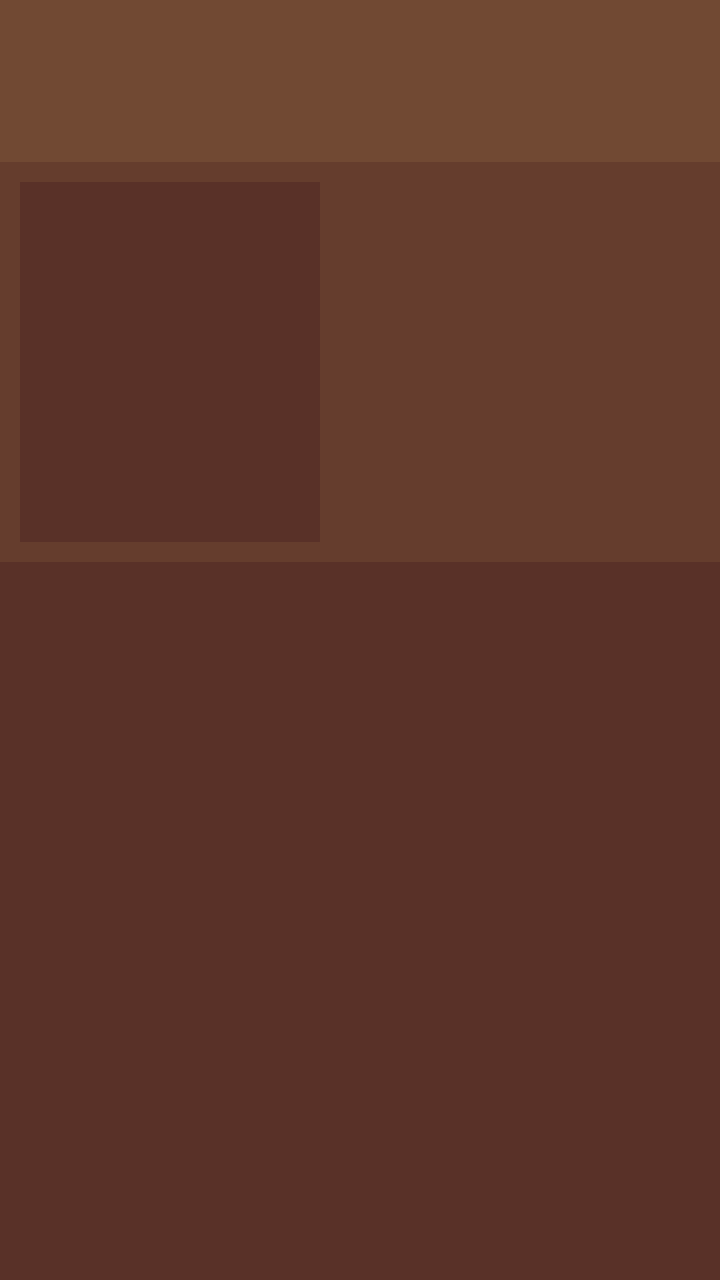
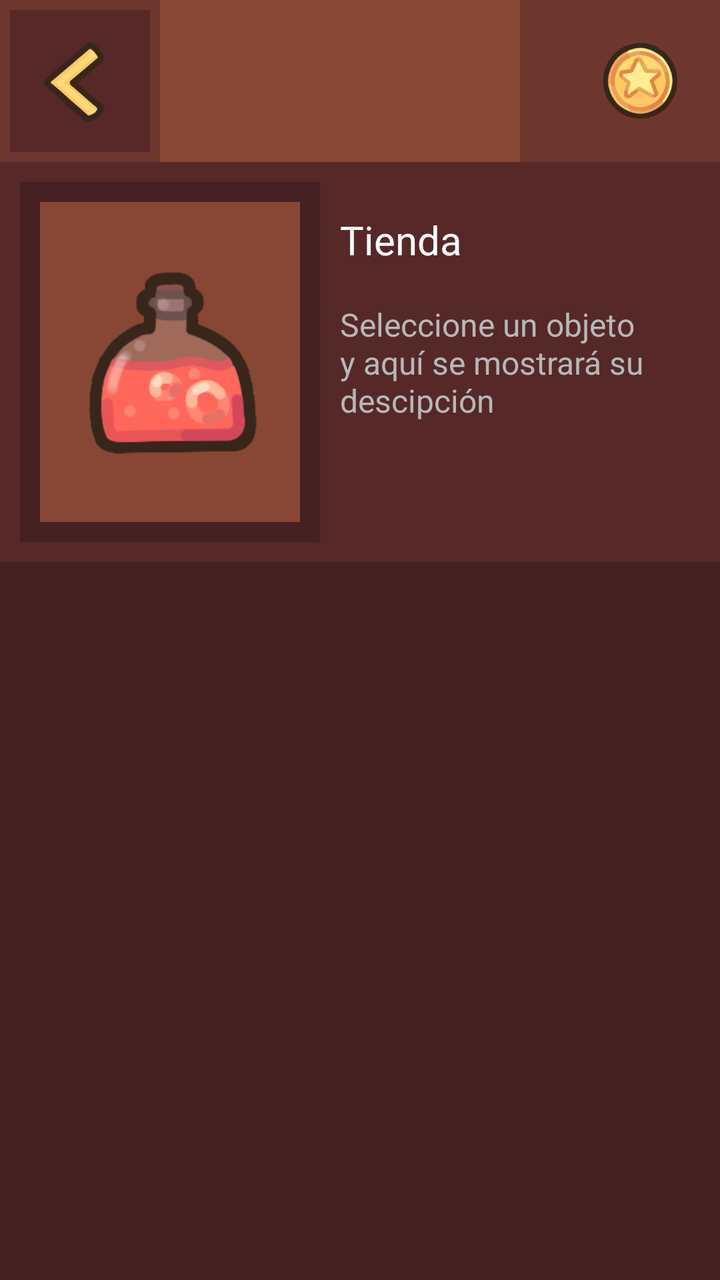

Compare the two renders of this Android layout. The source of the first and the diff that turns it into the second are given below.
<!-- AndroidManifest.xml: application theme Theme.LifeGeon -->
<!-- res/layout/activity_tienda.xml -->
<?xml version="1.0" encoding="utf-8"?>
<androidx.constraintlayout.widget.ConstraintLayout xmlns:android="http://schemas.android.com/apk/res/android"
    xmlns:app="http://schemas.android.com/apk/res-auto"
    xmlns:tools="http://schemas.android.com/tools"
    android:layout_width="match_parent"
    android:layout_height="match_parent"
    android:background="#593128"
    tools:context=".Tienda">

    <androidx.constraintlayout.widget.ConstraintLayout
        android:id="@+id/constraintLayout9"
        android:layout_width="0dp"
        android:layout_height="200dp"
        android:background="#653D2D"
        app:layout_constraintEnd_toEndOf="parent"
        app:layout_constraintStart_toStartOf="parent"
        app:layout_constraintTop_toBottomOf="@+id/constraintLayout">

        <androidx.constraintlayout.widget.ConstraintLayout
            android:layout_width="150dp"
            android:layout_height="0dp"
            android:layout_margin="10dp"
            android:background="#593128"
            app:layout_constraintBottom_toBottomOf="parent"
            app:layout_constraintStart_toStartOf="parent"
            app:layout_constraintTop_toTopOf="parent">

        </androidx.constraintlayout.widget.ConstraintLayout>
    </androidx.constraintlayout.widget.ConstraintLayout>

    <androidx.constraintlayout.widget.ConstraintLayout
        android:id="@+id/constraintLayout"
        android:layout_width="0dp"
        android:layout_height="81dp"
        android:background="#714933"
        app:layout_constraintEnd_toEndOf="parent"
        app:layout_constraintStart_toStartOf="parent"
        app:layout_constraintTop_toTopOf="parent">

        <androidx.constraintlayout.widget.ConstraintLayout
            android:layout_width="80dp"
            android:layout_height="0dp"
            app:layout_constraintBottom_toBottomOf="parent"
            app:layout_constraintEnd_toEndOf="parent"
            app:layout_constraintTop_toTopOf="parent">

        </androidx.constraintlayout.widget.ConstraintLayout>
    </androidx.constraintlayout.widget.ConstraintLayout>

    <LinearLayout
        android:id="@+id/contienda"
        android:layout_width="409dp"
        android:layout_height="448dp"
        android:layout_marginTop="1dp"
        android:orientation="vertical"
        app:layout_constraintBottom_toBottomOf="parent"
        app:layout_constraintEnd_toEndOf="parent"
        app:layout_constraintStart_toStartOf="parent"
        app:layout_constraintTop_toBottomOf="@+id/constraintLayout9"></LinearLayout>

</androidx.constraintlayout.widget.ConstraintLayout>
<!-- resources referenced by this layout -->
<resources>
  <style name="Theme.LifeGeon" parent="Base.Theme.LifeGeon" />
  <style name="Base.Theme.LifeGeon" parent="Theme.Material3.DayNight.NoActionBar">
          
          
      </style>
</resources>

<!-- the commit's change to res/layout/activity_tienda.xml (unified diff, before → after) -->
@@ -4,54 +4,164 @@
     xmlns:tools="http://schemas.android.com/tools"
     android:layout_width="match_parent"
     android:layout_height="match_parent"
-    android:background="#593128"
+    android:background="@color/brown1"
     tools:context=".Tienda">
 
     <androidx.constraintlayout.widget.ConstraintLayout
         android:id="@+id/constraintLayout9"
         android:layout_width="0dp"
         android:layout_height="200dp"
-        android:background="#653D2D"
+        android:background="@color/brown2"
         app:layout_constraintEnd_toEndOf="parent"
         app:layout_constraintStart_toStartOf="parent"
         app:layout_constraintTop_toBottomOf="@+id/constraintLayout">
 
         <androidx.constraintlayout.widget.ConstraintLayout
+            android:id="@+id/constraintLayout2"
             android:layout_width="150dp"
             android:layout_height="0dp"
             android:layout_margin="10dp"
-            android:background="#593128"
+            android:background="#452023"
             app:layout_constraintBottom_toBottomOf="parent"
             app:layout_constraintStart_toStartOf="parent"
             app:layout_constraintTop_toTopOf="parent">
 
+            <androidx.constraintlayout.widget.ConstraintLayout
+                android:layout_width="match_parent"
+                android:layout_height="match_parent"
+                android:layout_margin="10dp"
+                android:background="@color/brown4"
+                app:layout_constraintBottom_toBottomOf="parent"
+                app:layout_constraintTop_toTopOf="parent"
+                tools:layout_editor_absoluteX="10dp">
+
+                <ImageView
+                    android:id="@+id/imageView"
+                    android:layout_width="0dp"
+                    android:layout_height="0dp"
+                    android:contentDescription="@string/objetoTienda"
+                    app:layout_constraintBottom_toBottomOf="parent"
+                    app:layout_constraintEnd_toEndOf="parent"
+                    app:layout_constraintStart_toStartOf="parent"
+                    app:layout_constraintTop_toTopOf="parent"
+                    app:srcCompat="@drawable/o1" />
+            </androidx.constraintlayout.widget.ConstraintLayout>
+
         </androidx.constraintlayout.widget.ConstraintLayout>
+
+        <TextView
+            android:id="@+id/tituloText"
+            android:layout_width="0dp"
+            android:layout_height="wrap_content"
+            android:autoSizeTextType="uniform"
+            android:maxLines="1"
+            android:padding="10dp"
+            android:text="@string/tienda"
+            android:textColor="#FFFFFF"
+            android:textSize="20sp"
+            app:layout_constraintBottom_toBottomOf="parent"
+            app:layout_constraintEnd_toEndOf="parent"
+            app:layout_constraintStart_toEndOf="@id/constraintLayout2"
+            app:layout_constraintTop_toTopOf="parent"
+            app:layout_constraintVertical_bias="0.1" />
+
+        <TextView
+            android:id="@+id/descripcionText"
+            android:layout_width="0dp"
+            android:layout_height="wrap_content"
+            android:autoSizeTextType="uniform"
+            android:ellipsize="end"
+            android:maxLines="5"
+            android:padding="10dp"
+            android:text="@string/descripcionTienda"
+            android:textColor="#B8B8B8"
+            android:textSize="16sp"
+            app:layout_constraintBottom_toBottomOf="parent"
+            app:layout_constraintEnd_toEndOf="parent"
+            app:layout_constraintStart_toEndOf="@id/constraintLayout2"
+            app:layout_constraintTop_toTopOf="parent"
+            app:layout_constraintVertical_bias="0.5" />
+
     </androidx.constraintlayout.widget.ConstraintLayout>
 
     <androidx.constraintlayout.widget.ConstraintLayout
         android:id="@+id/constraintLayout"
         android:layout_width="0dp"
         android:layout_height="81dp"
-        android:background="#714933"
+        android:background="#864734"
         app:layout_constraintEnd_toEndOf="parent"
         app:layout_constraintStart_toStartOf="parent"
         app:layout_constraintTop_toTopOf="parent">
 
         <androidx.constraintlayout.widget.ConstraintLayout
-            android:layout_width="80dp"
+            android:layout_width="100dp"
             android:layout_height="0dp"
+            android:background="@color/brown3"
             app:layout_constraintBottom_toBottomOf="parent"
             app:layout_constraintEnd_toEndOf="parent"
             app:layout_constraintTop_toTopOf="parent">
 
+            <ImageView
+                android:id="@+id/imageView3"
+                android:layout_width="60dp"
+                android:layout_height="60dp"
+                android:layout_marginStart="5dp"
+                android:contentDescription="@string/monedas"
+                app:layout_constraintBottom_toBottomOf="parent"
+                app:layout_constraintStart_toStartOf="@+id/monedasText"
+                app:layout_constraintTop_toTopOf="parent"
+                app:srcCompat="@drawable/coin" />
+
+            <TextView
+                android:id="@+id/monedasText"
+                android:layout_width="wrap_content"
+                android:layout_height="wrap_content"
+                android:layout_marginStart="25dp"
+                android:textColor="#FFFFFF"
+                android:textSize="24sp"
+                app:layout_constraintBottom_toBottomOf="parent"
+                app:layout_constraintStart_toStartOf="parent"
+                app:layout_constraintTop_toTopOf="parent" />
+        </androidx.constraintlayout.widget.ConstraintLayout>
+
+        <androidx.constraintlayout.widget.ConstraintLayout
+            android:layout_width="80dp"
+            android:layout_height="0dp"
+            android:background="@color/brown3"
+            android:contentDescription="@string/volver"
+            android:onClick="back"
+            app:layout_constraintBottom_toBottomOf="parent"
+            app:layout_constraintStart_toStartOf="parent"
+            app:layout_constraintTop_toTopOf="parent">
+
+            <androidx.constraintlayout.widget.ConstraintLayout
+                android:layout_width="0dp"
+                android:layout_height="0dp"
+                android:layout_margin="5dp"
+                android:background="@color/brown2"
+                app:layout_constraintBottom_toBottomOf="parent"
+                app:layout_constraintEnd_toEndOf="parent"
+                app:layout_constraintStart_toStartOf="parent"
+                app:layout_constraintTop_toTopOf="parent">
+
+                <ImageView
+                    android:id="@+id/imageView2"
+                    android:layout_width="wrap_content"
+                    android:layout_height="wrap_content"
+                    app:layout_constraintBottom_toBottomOf="parent"
+                    app:layout_constraintEnd_toEndOf="parent"
+                    app:layout_constraintStart_toStartOf="parent"
+                    app:layout_constraintTop_toTopOf="parent"
+                    app:srcCompat="@drawable/back" />
+            </androidx.constraintlayout.widget.ConstraintLayout>
         </androidx.constraintlayout.widget.ConstraintLayout>
     </androidx.constraintlayout.widget.ConstraintLayout>
 
     <LinearLayout
         android:id="@+id/contienda"
-        android:layout_width="409dp"
-        android:layout_height="448dp"
-        android:layout_marginTop="1dp"
+        android:layout_width="0dp"
+        android:layout_height="0dp"
+        android:layout_marginTop="5dp"
         android:orientation="vertical"
         app:layout_constraintBottom_toBottomOf="parent"
         app:layout_constraintEnd_toEndOf="parent"
<!-- resource entries referenced after the edit -->
@@ -1,5 +1,17 @@
 <!-- resources referenced by this layout -->
 <resources>
+  <color name="brown1">#452023</color>
+  <color name="brown2">#562828</color>
+  <color name="brown3">#6E372E</color>
+  <color name="brown4">#874734</color>
+  <!-- drawable back: png bitmap (drawable, 11775 bytes) -->
+  <!-- drawable coin: png bitmap (drawable, 16613 bytes) -->
+  <!-- drawable o1: png bitmap (drawable, 14329 bytes) -->
+  <string name="descripcionTienda">Seleccione un objeto y aquí se mostrará su descipción</string>
+  <string name="monedas">Monedas</string>
+  <string name="objetoTienda">Imagen de objeto a comprar</string>
+  <string name="tienda">Tienda</string>
+  <string name="volver">Volver atras</string>
   <style name="Theme.LifeGeon" parent="Base.Theme.LifeGeon" />
   <style name="Base.Theme.LifeGeon" parent="Theme.Material3.DayNight.NoActionBar">
           
